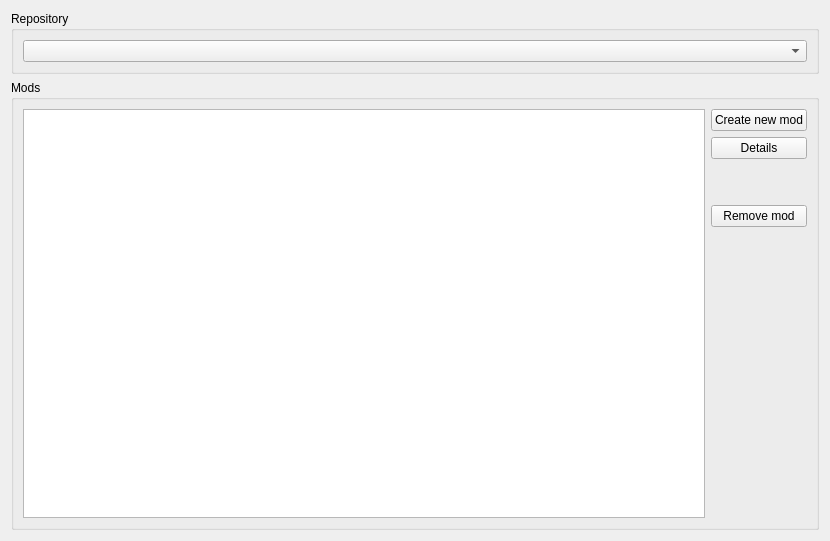
132nd-etcher/EASI, file src/ui/skeletons/form_own_mod_table.ui: the form before one commit.
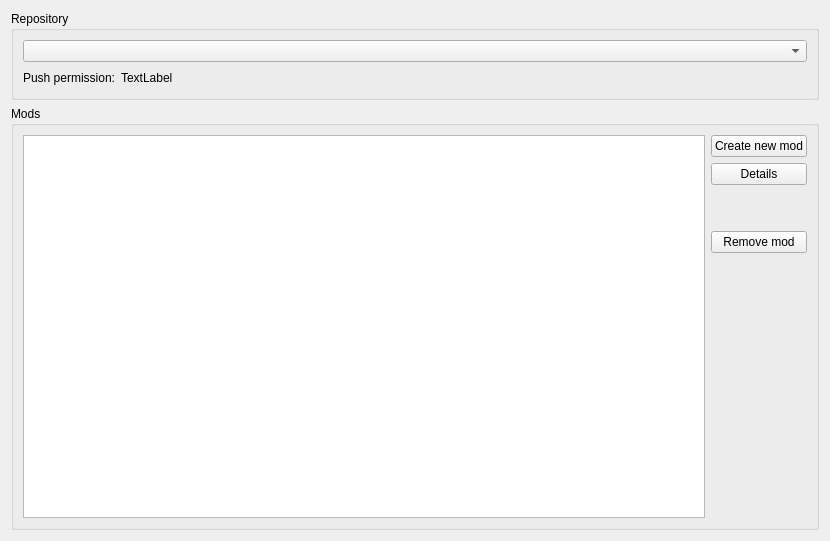
The form after the commit.

Commit message: added push perm label to repo table

```diff
--- a/src/ui/skeletons/form_own_mod_table.ui
+++ b/src/ui/skeletons/form_own_mod_table.ui
@@ -23,6 +23,40 @@
       <item>
        <widget class="QComboBox" name="combo_repo"/>
       </item>
+      <item>
+       <layout class="QHBoxLayout" name="horizontalLayout_2">
+        <item>
+         <widget class="QLabel" name="label_3">
+          <property name="text">
+           <string>Push permission:</string>
+          </property>
+          <property name="alignment">
+           <set>Qt::AlignRight|Qt::AlignTrailing|Qt::AlignVCenter</set>
+          </property>
+         </widget>
+        </item>
+        <item>
+         <widget class="QLabel" name="label_push_perm">
+          <property name="text">
+           <string>TextLabel</string>
+          </property>
+         </widget>
+        </item>
+        <item>
+         <spacer name="horizontalSpacer">
+          <property name="orientation">
+           <enum>Qt::Horizontal</enum>
+          </property>
+          <property name="sizeHint" stdset="0">
+           <size>
+            <width>40</width>
+            <height>20</height>
+           </size>
+          </property>
+         </spacer>
+        </item>
+       </layout>
+      </item>
      </layout>
     </widget>
    </item>
```
The commit also changes 1 other file.
